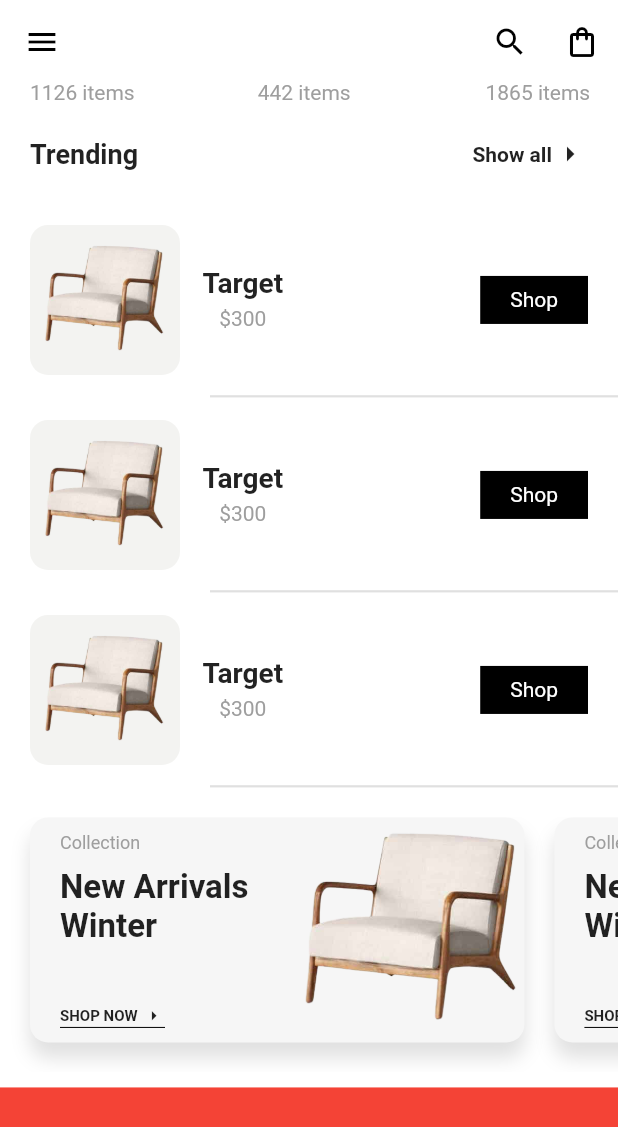
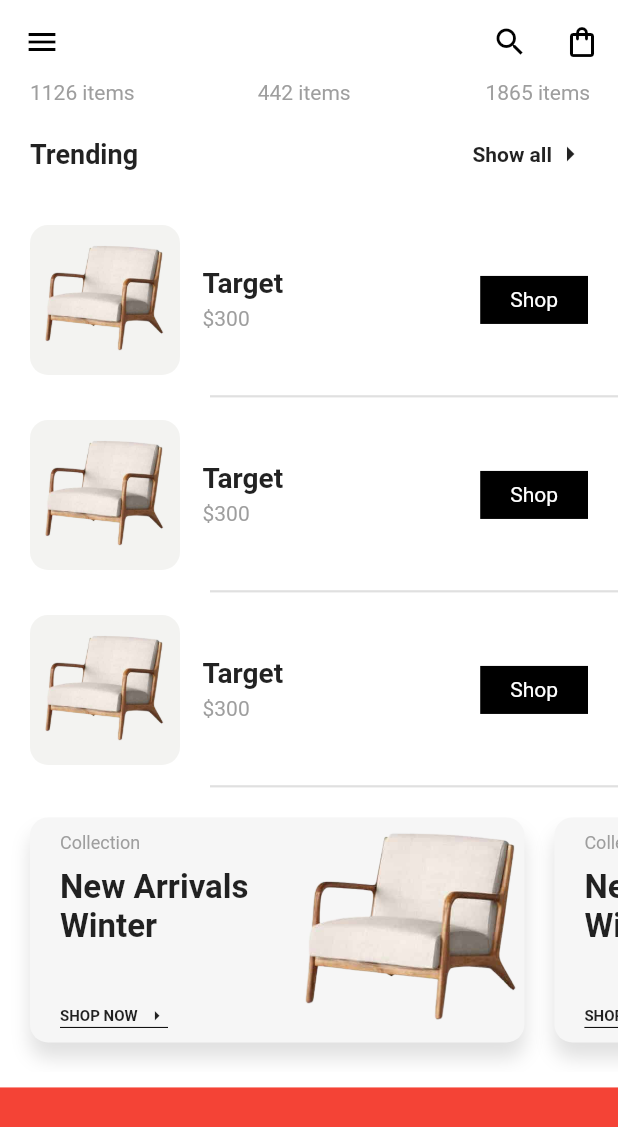
Before and after one commit to jason2071/home_craft_app, a Flutter app: the screen it shows after launch, scrolled down 298 dp, on a phone screen of 412 x 824 dp. Shown: the top 1127 px of the screen. Run offline on Flutter 3.47's test engine with Material 2 defaults, Android fonts, the phone set to English and light mode, and no system bars.

Commit message:
update ui

```diff
--- a/lib/pages/home/components/collection_item.dart
+++ b/lib/pages/home/components/collection_item.dart
@@ -45,7 +45,7 @@ class CollectionItem extends StatelessWidget {
                 ),
                 Spacer(),
                 SizedBox(
-                  width: 70,
+                  width: 72,
                   child: Column(
                     children: [
                       Row(
--- a/lib/pages/home/components/trend_item.dart
+++ b/lib/pages/home/components/trend_item.dart
@@ -46,6 +46,7 @@ class TrendItem extends StatelessWidget {
                         SizedBox(width: 15),
                         Column(
                           mainAxisAlignment: MainAxisAlignment.center,
+                          crossAxisAlignment: CrossAxisAlignment.start,
                           children: [
                             Container(
                               constraints: BoxConstraints(
```
